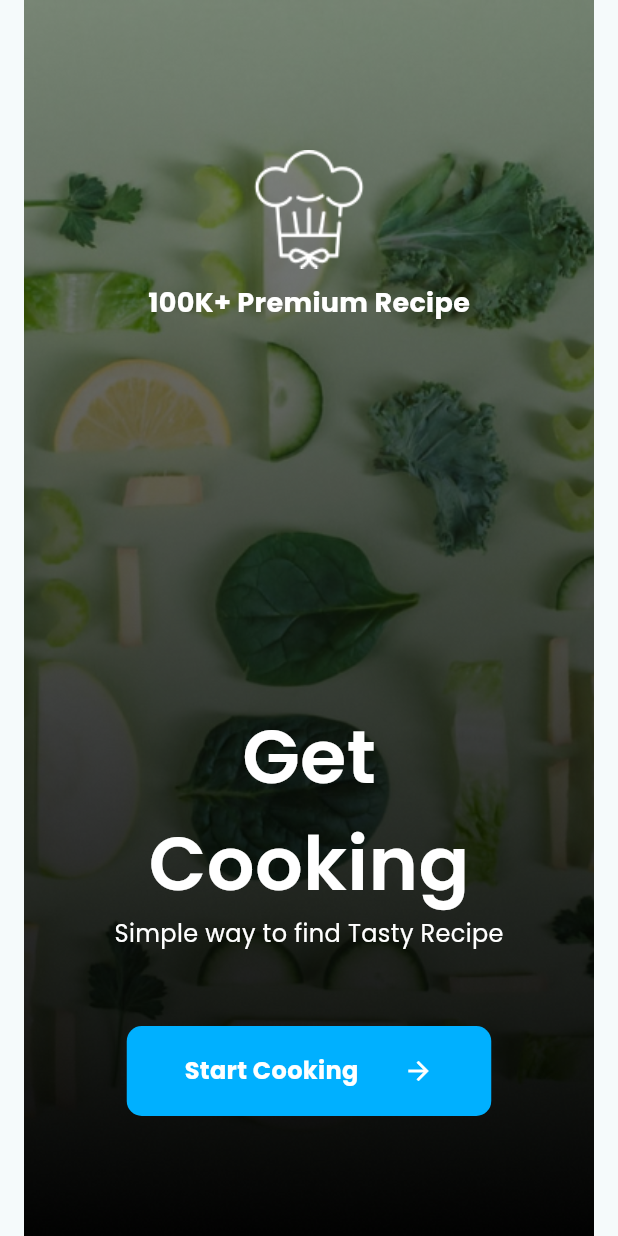
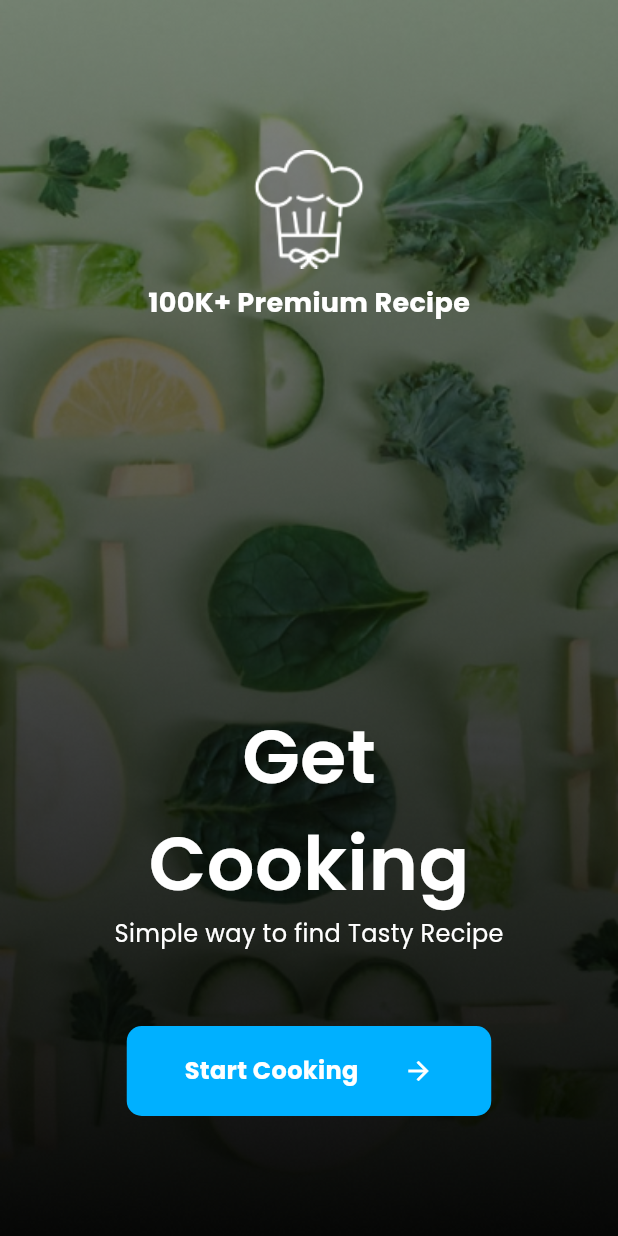
Before and after one commit to junsuk5/flutter_food_recipe_app, a Flutter app: the screen it shows after launch, on a phone screen of 412 x 824 dp. Run offline on Flutter 3.47's test engine with Material 3 defaults, Android fonts, the phone set to English and light mode, and no system bars; our stand-ins replace flutter_rating_bar, freezed_annotation, get_it, go_router, google_fonts, injectable and 1 more; generated files the repository leaves out were written again.

Commit message:
style: 스플래시 화면 배경 비율 안 맞는 것 수정

```diff
--- a/lib/presentation/splash/splash_screen.dart
+++ b/lib/presentation/splash/splash_screen.dart
@@ -19,7 +19,7 @@ class SplashScreen extends StatelessWidget {
             'assets/splash_image.png',
             width: double.infinity,
             height: double.infinity,
-            fit: BoxFit.contain,
+            fit: BoxFit.cover,
           ),
           Align(
             child: Column(
```
Also changed, not shown: lib/presentation/home/view/saved_recipe_view.dart (deleted, +0 -37 lines), lib/presentation/home/home_screen.dart (deleted).
